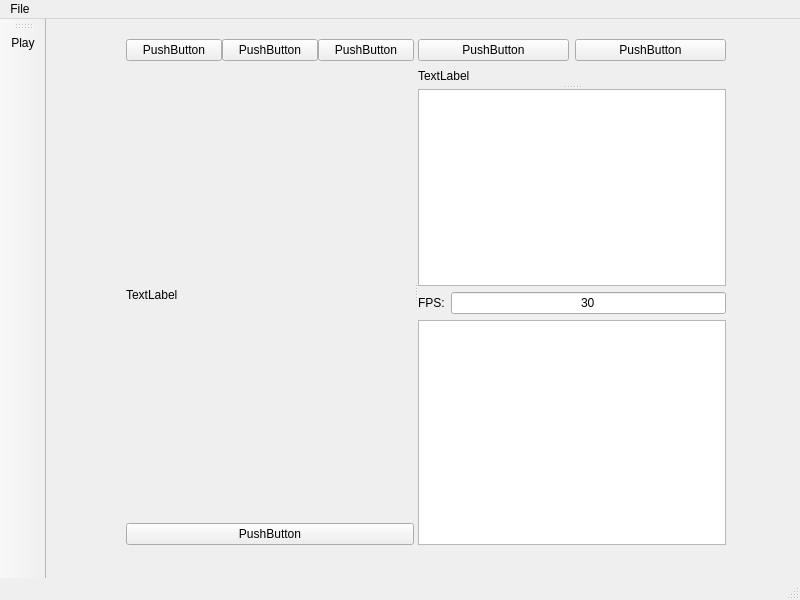
kevinhartyanyi/BSC-Thesis, file application/mainwindow.ui: the form before one commit.
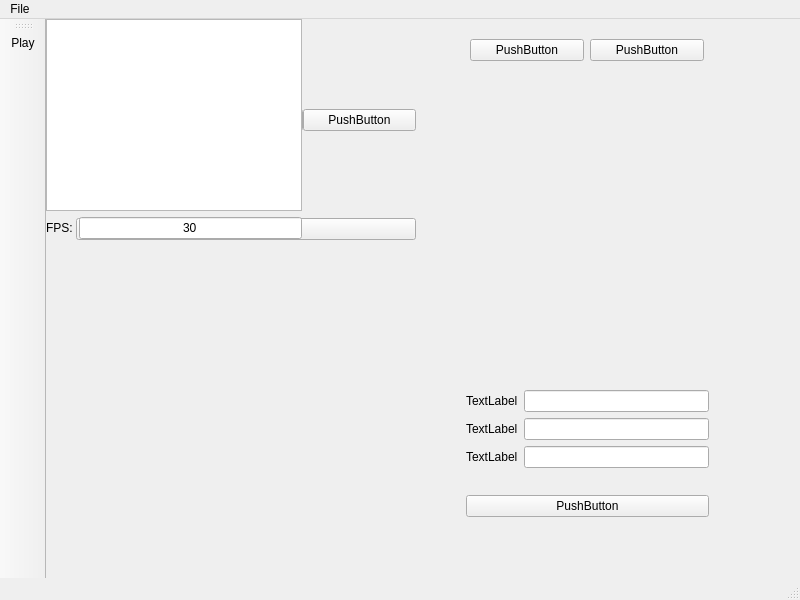
The form after the commit.

The edit to the form file:
```diff
--- a/application/mainwindow.ui
+++ b/application/mainwindow.ui
@@ -14,19 +14,15 @@
    <string>MainWindow</string>
   </property>
   <widget class="QWidget" name="centralwidget">
-   <widget class="QSplitter" name="splitter_2">
+   <widget class="QWidget" name="layoutWidget">
     <property name="geometry">
      <rect>
-      <x>80</x>
-      <y>20</y>
-      <width>600</width>
-      <height>506</height>
+      <x>30</x>
+      <y>90</y>
+      <width>340</width>
+      <height>131</height>
      </rect>
     </property>
-    <property name="orientation">
-     <enum>Qt::Horizontal</enum>
-    </property>
-    <widget class="QWidget" name="layoutWidget">
      <layout class="QVBoxLayout" name="verticalLayout_5">
       <item>
        <layout class="QHBoxLayout" name="horizontalLayout_3">
@@ -74,7 +70,7 @@
          </sizepolicy>
         </property>
         <property name="text">
-         <string>TextLabel</string>
+        <string/>
         </property>
        </widget>
       </item>
@@ -87,11 +83,15 @@
       </item>
      </layout>
     </widget>
-    <widget class="QSplitter" name="splitter">
-     <property name="orientation">
-      <enum>Qt::Vertical</enum>
-     </property>
-     <widget class="QWidget" name="">
+   <widget class="QWidget" name="layoutWidget">
+    <property name="geometry">
+     <rect>
+      <x>424</x>
+      <y>20</y>
+      <width>234</width>
+      <height>69</height>
+     </rect>
+    </property>
       <layout class="QVBoxLayout" name="verticalLayout_2">
        <item>
         <layout class="QHBoxLayout" name="horizontalLayout">
@@ -120,15 +120,13 @@
           </sizepolicy>
          </property>
          <property name="text">
-          <string>TextLabel</string>
+        <string/>
          </property>
         </widget>
        </item>
       </layout>
      </widget>
      <widget class="QWidget" name="">
-      <layout class="QVBoxLayout" name="verticalLayout_3">
-       <item>
         <layout class="QVBoxLayout" name="verticalLayout">
          <item>
           <widget class="QListWidget" name="lw_hyperparamteres">
@@ -165,20 +163,71 @@
           </layout>
          </item>
         </layout>
+   </widget>
+   <widget class="QWidget" name="">
+    <property name="geometry">
+     <rect>
+      <x>420</x>
+      <y>350</y>
+      <width>243</width>
+      <height>170</height>
+     </rect>
+    </property>
+    <layout class="QVBoxLayout" name="verticalLayout_4">
+     <item>
+      <layout class="QVBoxLayout" name="verticalLayout_3">
+       <item>
+        <layout class="QHBoxLayout" name="horizontalLayout_4">
+         <item>
+          <widget class="QLabel" name="label">
+           <property name="text">
+            <string>TextLabel</string>
+           </property>
+          </widget>
        </item>
        <item>
-        <widget class="QListWidget" name="lw_other">
-         <property name="sizePolicy">
-          <sizepolicy hsizetype="Preferred" vsizetype="Preferred">
-           <horstretch>0</horstretch>
-           <verstretch>0</verstretch>
-          </sizepolicy>
+          <widget class="QLineEdit" name="lineEdit"/>
+         </item>
+        </layout>
+       </item>
+       <item>
+        <layout class="QHBoxLayout" name="horizontalLayout_5">
+         <item>
+          <widget class="QLabel" name="label_2">
+           <property name="text">
+            <string>TextLabel</string>
          </property>
         </widget>
        </item>
-      </layout>
-     </widget>
-    </widget>
+         <item>
+          <widget class="QLineEdit" name="lineEdit_2"/>
+         </item>
+        </layout>
+       </item>
+       <item>
+        <layout class="QHBoxLayout" name="horizontalLayout_6">
+         <item>
+          <widget class="QLabel" name="label_3">
+           <property name="text">
+            <string>TextLabel</string>
+           </property>
+          </widget>
+         </item>
+         <item>
+          <widget class="QLineEdit" name="lineEdit_3"/>
+         </item>
+        </layout>
+       </item>
+      </layout>
+     </item>
+     <item>
+      <widget class="QPushButton" name="b_rerun">
+       <property name="text">
+        <string>PushButton</string>
+       </property>
+      </widget>
+     </item>
+    </layout>
    </widget>
   </widget>
   <widget class="QMenuBar" name="menubar">
```
Left out of the diff: 2 changed lines with no effect on the pictures. Lines whose indentation alone changed are shown as unchanged.
